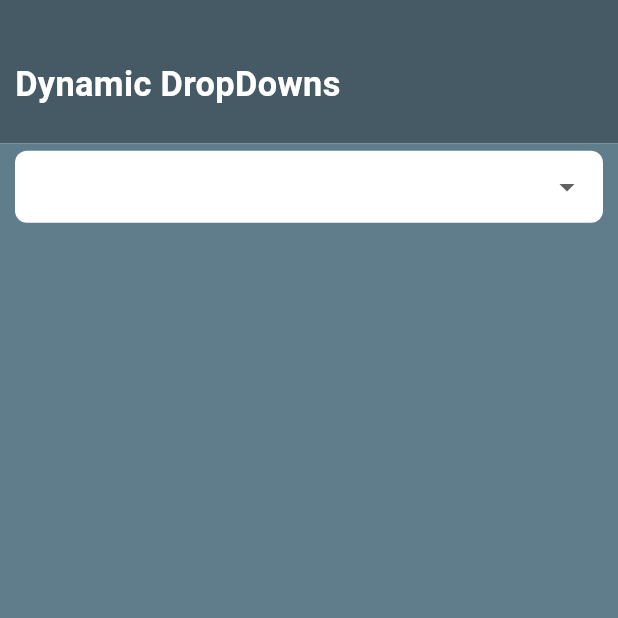
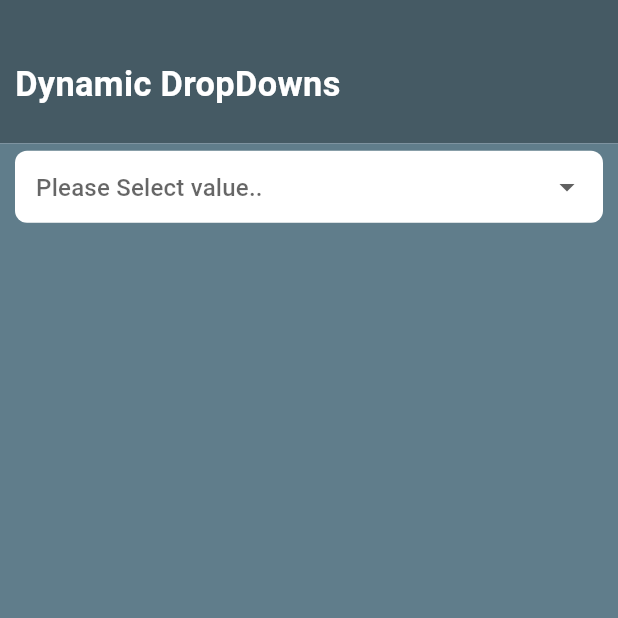
Before and after one commit to maheshsesetti/flutter_riverPod_example, a Flutter app: the screen it shows after launch, on a phone screen of 412 x 824 dp, the top half of it. Run offline on Flutter 3.47's test engine with Material 3 defaults, Android fonts, the phone set to English and light mode, and no system bars; our stand-ins replace flutter_riverpod, flutter_screenutil.

Commit message:
remove unwanted Code

```diff
--- a/lib/feature/HomePage/home_page.dart
+++ b/lib/feature/HomePage/home_page.dart
@@ -69,6 +69,7 @@ class HomePage extends ConsumerWidget {
                               isDense: true,
                               value: selectedItem,
                               decoration: InputDecoration(
+                                hintText: 'Please Select value..',
                                   contentPadding: const EdgeInsets.symmetric(
                                       horizontal: 10),
                                   filled: true,
@@ -99,14 +100,10 @@ class HomePage extends ConsumerWidget {
                                   return jsonData.where((element) {
                                     return element['visible'] != null;
                                   }).map((e) {
-                                    // print(e['visible']);
-                                    // print(e['visible'] ==
-                                    //     ref.watch(conditionCheckProvider));
                                     return e['visible'] ==
                                         ref.watch(conditionCheckProvider);
                                   }).toList();
                                 });
-                                print(ref.watch(outProvider));
                               })
                           : const SizedBox.shrink();
                     }),
```
